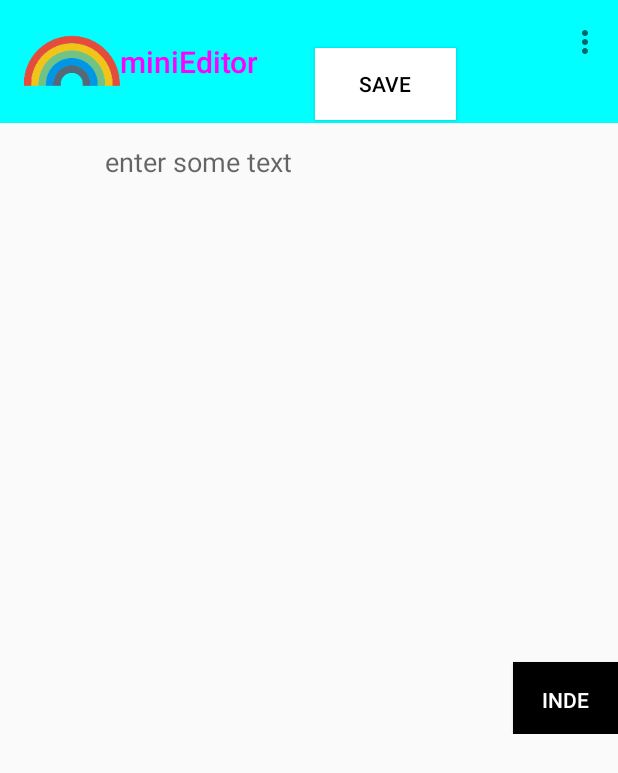
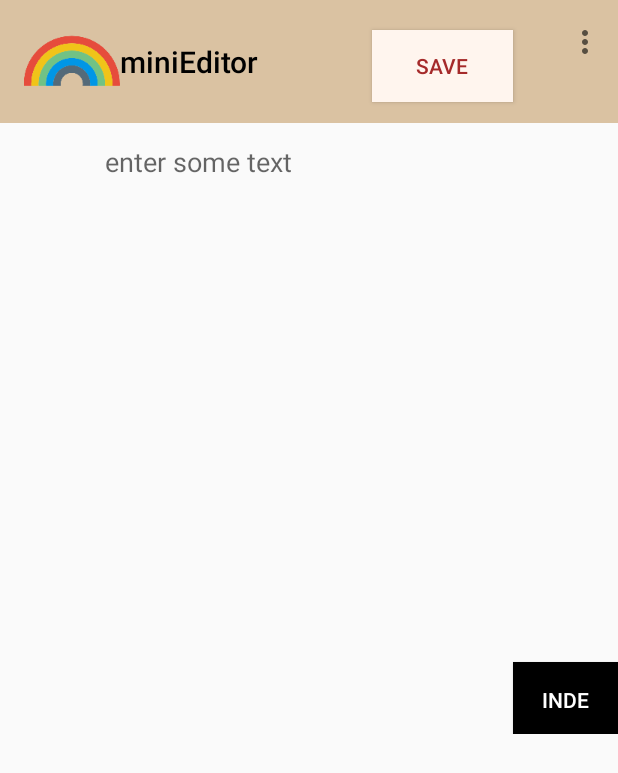
Before and after one commit to chen-assert/Mini_editor_android, an Android app: the screen it shows after launch (miniEditor), on a phone screen of 412 x 824 dp. Shown: the top 773 px of the screen. Run offline under Robolectric (Android 15) with nearby library versions, the phone set to English and light mode, and no system bars.

Commit message:
Improve the UI.

```diff
--- a/app/src/main/java/jingruichen/mini_editor/keywordHighlighting.java
+++ b/app/src/main/java/jingruichen/mini_editor/keywordHighlighting.java
@@ -105,7 +105,7 @@ public class keywordHighlighting {
             }
         }
 
-        miniEditor.editText.setText((CharSequence) span);
+      miniEditor.editText.setText(span);
         miniEditor.editText.setSelection(text.length());
     }
 }
--- a/app/src/main/java/jingruichen/mini_editor/miniEditor.java
+++ b/app/src/main/java/jingruichen/mini_editor/miniEditor.java
@@ -78,17 +78,17 @@ public class miniEditor extends AppCompatActivity {
     protected void onCreate(Bundle savedInstanceState) {
         super.onCreate(savedInstanceState);
         setContentView(R.layout.activity_main);
-        Toolbar myToolbar = (Toolbar) findViewById(R.id.my_toolbar);
+        Toolbar myToolbar = findViewById(R.id.my_toolbar);
         myToolbar.setTitle("miniEditor");
-        myToolbar.setTitleTextColor(Color.MAGENTA);
-        myToolbar.setBackgroundColor(Color.CYAN);
+        myToolbar.setTitleTextColor(Color.BLACK);
+        myToolbar.setBackgroundColor(0xCCD2B48C);
         setSupportActionBar(myToolbar);
 
 
         verifyStoragePermissions(this);
         initView();
 
-        Button buttoni = (Button) findViewById(R.id.index);
+        Button buttoni = findViewById(R.id.index);
         buttoni.setOnClickListener(new View.OnClickListener() {
             @Override
             public void onClick(View v) {
@@ -101,9 +101,9 @@ public class miniEditor extends AppCompatActivity {
 
     protected void initView() {
         editText = findViewById(R.id.editText);
-        button = (Button) findViewById(R.id.save);
-        button.setBackgroundColor(Color.WHITE);
-        button.setTextColor(Color.BLACK);
+        button = findViewById(R.id.save);
+        button.setBackgroundColor(0xFFFFF5EE);
+        button.setTextColor(0xFFA52A2A);
 
 
         button.setOnClickListener(new View.OnClickListener() {
--- a/app/src/main/res/layout/activity_main.xml
+++ b/app/src/main/res/layout/activity_main.xml
@@ -42,8 +42,8 @@
         android:id="@+id/save"
         android:layout_width="94dp"
         android:layout_height="48dp"
-        android:layout_marginEnd="108dp"
-        android:layout_marginTop="32dp"
+        android:layout_marginEnd="70dp"
+        android:layout_marginTop="20dp"
         android:text="Save"
         app:layout_constraintEnd_toEndOf="parent"
         app:layout_constraintRight_toRightOf="parent"
```
